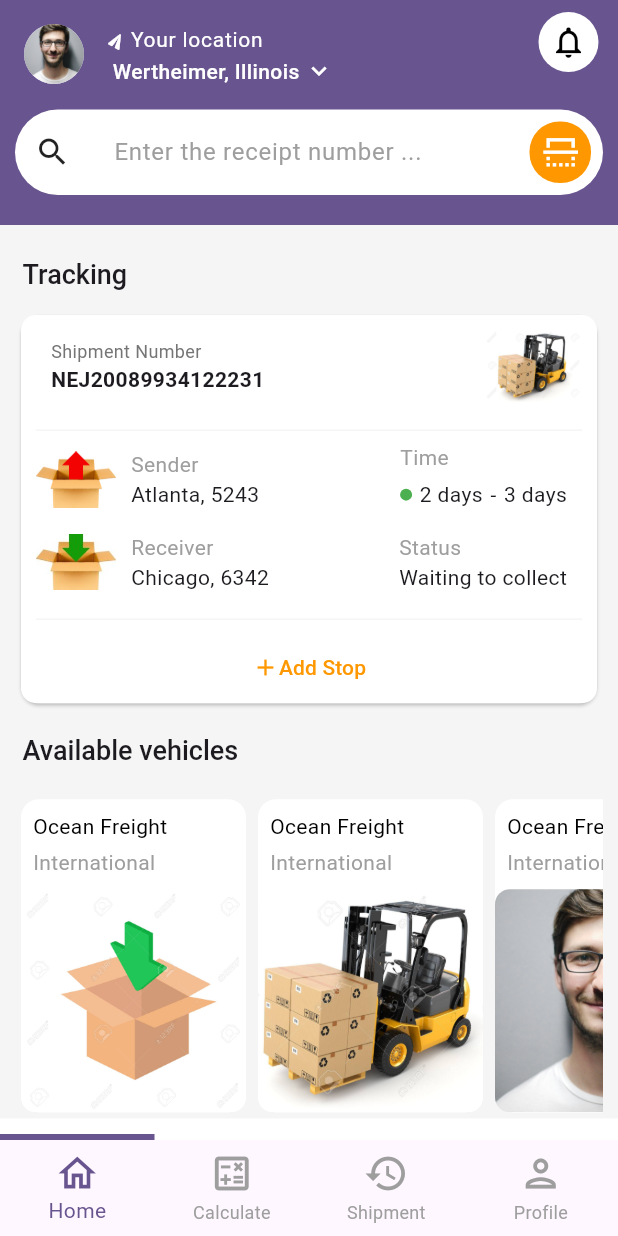
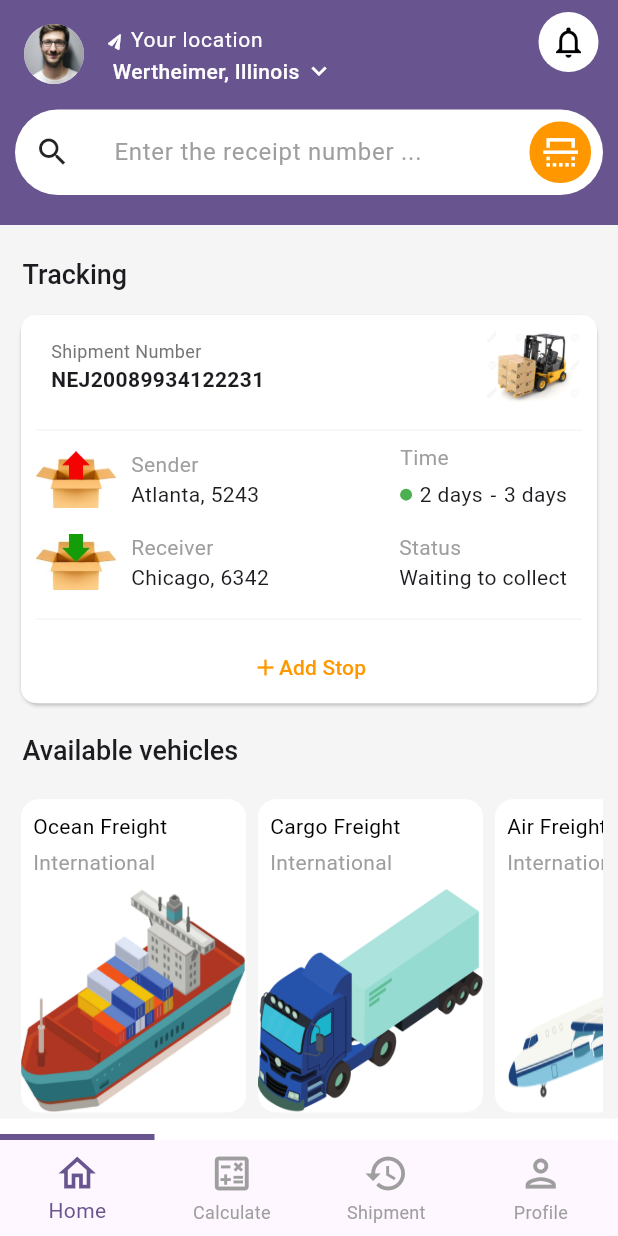
Before and after one commit to winfidigitalhub/moniepoint-test, a Flutter app: the screen it shows after launch, on a phone screen of 412 x 824 dp. Run offline on Flutter 3.47's test engine with Material 3 defaults, Android fonts, the phone set to English and light mode, and no system bars.

Commit message:
feature: Animated ui

```diff
--- a/lib/main.dart
+++ b/lib/main.dart
@@ -25,7 +25,7 @@ class MyApp extends StatelessWidget {
       },
       debugShowCheckedModeBanner: false,
       theme: AppTheme.lightTheme,
-      darkTheme: AppTheme.darkTheme,
+      // darkTheme: AppTheme.darkTheme,
       home: const BottomNavigationPage(),
     );
   }
--- a/lib/screens/calculated_total_screen.dart
+++ b/lib/screens/calculated_total_screen.dart
@@ -66,7 +66,7 @@ class _CalculatedTotalScreenState extends State<CalculatedTotalScreen>
                 SlideTransition(
                   position: _cardSlideAnimation,
                   child: Image.asset(
-                    'assets/images/movemate.png',
+                    'assets/images/movematelogo.png',
                     height: 60,
                   ),
                 ),
--- a/lib/screens/services/vehicles_json_data.dart
+++ b/lib/screens/services/vehicles_json_data.dart
@@ -14,41 +14,16 @@ const allVehicles = [
   {
     'type': 'Ocean Freight',
     'status': 'International',
-    'imagePath': 'assets/images/box_green.jpeg',
+    'imagePath': 'assets/images/oceanfreight.png',
   },
   {
-    'type': 'Ocean Freight',
+    'type': 'Cargo Freight',
     'status': 'International',
-    'imagePath': 'assets/images/forklift.jpeg',
+    'imagePath': 'assets/images/cargofreight.png',
   },
   {
-    'type': 'Ocean Freight',
+    'type': 'Air Freight',
     'status': 'International',
-    'imagePath': 'assets/images/profile_picture.jpg',
-  },
-  {
-    'type': 'Ocean Freight',
-    'status': 'International',
-    'imagePath': 'assets/images/box_green.jpeg',
-  },
-  {
-    'type': 'Ocean Freight',
-    'status': 'International',
-    'imagePath': 'assets/images/forklift.jpeg',
-  },
-  {
-    'type': 'Ocean Freight',
-    'status': 'International',
-    'imagePath': 'assets/images/profile_picture.jpg',
-  },
-  {
-    'type': 'Ocean Freight',
-    'status': 'International',
-    'imagePath': 'assets/images/box_green.jpeg',
-  },
-  {
-    'type': 'Ocean Freight',
-    'status': 'International',
-    'imagePath': 'assets/images/forklift.jpeg',
+    'imagePath': 'assets/images/airfreight .png',
   },
 ];
--- a/lib/widgets/available_vehicles_card.dart
+++ b/lib/widgets/available_vehicles_card.dart
@@ -48,8 +48,8 @@ class _AvailableVehicleCardState extends State<AvailableVehicleCard> {
                 decoration: BoxDecoration(
                   borderRadius: BorderRadius.circular(10),
                   image: DecorationImage(
-                    image: AssetImage(widget.imagePath),
-                    fit: BoxFit.cover,
+                    image: Image.asset(widget.imagePath, scale: 1,).image,
+                    fit: BoxFit.fill,
                   ),
                 ),
               ),
```
Also changed, not shown: lib/screens/shipment_history/all_shipment.dart (+9 -9 lines), lib/screens/shipment_history/in_progress.dart (+16 -9 lines), assets/images/airfreight .png (added), assets/images/cargofreight.png (added), assets/images/movematelogo.png (added), assets/images/oceanfreight.png (added).
